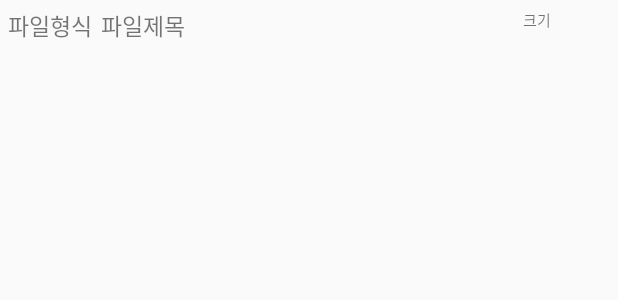
After one commit to PBLThrough/Through, an Android app: the layout mail_content_item.xml on its own in the app's theme, with its tools: preview values and no code run, on a phone screen of 412 x 824 dp. The commit adds this screen. Shown: the top 300 px of the screen. Run offline under Robolectric (Android 15) with nearby library versions, the phone set to English and light mode, and no system bars.

```diff
--- a/app/src/main/java/jm/through/read/AddressExtractor.java
+++ b/app/src/main/java/jm/through/read/AddressExtractor.java
@@ -8,11 +8,6 @@ import java.io.*;
 /**
  * imap 실험중
  * */
-/**
- * My JavaMail email address extractor.
- * A JavaMail API example.
- * @author alvin alexander, alvinalexander.com.
- */
 public class AddressExtractor
 {
 
--- a/app/src/main/java/jm/through/read/MailReader.java
+++ b/app/src/main/java/jm/through/read/MailReader.java
@@ -14,7 +14,7 @@ import jm.through.send.JSSEProvider;
 import jm.through.send.MailSender;
 
 /**
- * MailReader = Pop3 하는 곳
+ * MailReader = Pop3
  * */
 public class MailReader extends javax.mail.Authenticator{
     static {
@@ -79,6 +79,8 @@ public class MailReader extends javax.mail.Authenticator{
                 String from = MimeUtility.decodeText(String.valueOf(msg.getFrom()[0])); // 발신자 + <계정>
                 String date = String.valueOf(msg.getSentDate()).split("G")[0];
 
+                //Date tempdate = msg.getSentDate();
+
                 // from 세분화 목록
 //                String fromName = from.split("<")[0]; // 발신자
 //                String fromAccount = from.substring(s+1,f-1); // 계정
--- a/app/src/main/java/jm/through/read/ReadData.kt
+++ b/app/src/main/java/jm/through/read/ReadData.kt
@@ -2,7 +2,7 @@ package jm.through.read
 
 data class ReadData (
         var mailTitle:String,
-        var mailContent:String,
+        var mailMemo:String,
         var mailDate:String,
         var check:Boolean
 )
--- a/app/src/main/java/jm/through/read/ReadFragment.kt
+++ b/app/src/main/java/jm/through/read/ReadFragment.kt
@@ -21,9 +21,11 @@ import jm.through.R.id.*
 import jm.through.read.MailReader.readList
 import kotlinx.android.synthetic.main.check_board_item.view.*
 
+/**
+ * ReadFragment <- ReadAdapter, ReadViewholder
+ * */
+
 class ReadFragment : Fragment(), View.OnClickListener  {
-
-
     lateinit var rAdapter: ReadAdapter //recycler연결시킬 adapte
     lateinit var checkRecycler: RecyclerView
     lateinit var readProgress: ProgressBar
--- a/app/src/main/java/jm/through/read/ReadViewHolder.kt
+++ b/app/src/main/java/jm/through/read/ReadViewHolder.kt
@@ -6,6 +6,9 @@ import android.widget.ImageView
 import android.widget.TextView
 import jm.through.R
 
+/**
+ * ReadViewHolder <- check_board_item
+ * */
 class ReadViewHolder(itemView: View?) : RecyclerView.ViewHolder(itemView) {
     // ReadViewHolder 의 구성요소 선언과 check_board_item 레이아웃 구성요소 연결시키기
     var mailSender: TextView =itemView!!.findViewById(R.id.text_sender) as TextView // 레이아웃에서 가져옴
--- a/app/src/main/res/layout/fragment_content.xml
+++ b/app/src/main/res/layout/fragment_content.xml
@@ -6,7 +6,7 @@
     android:layout_height="match_parent"
     >
 
-
+<!-- 메일 상세내용 창 -->
     <TextView
         android:id="@+id/message_content_title"
         android:layout_width="wrap_content"
--- /dev/null
+++ b/app/src/main/res/layout/mail_content_item.xml
@@ -0,0 +1,52 @@
+<?xml version="1.0" encoding="utf-8"?>
+<LinearLayout xmlns:android="http://schemas.android.com/apk/res/android"
+    android:orientation="vertical"
+    android:layout_width="match_parent"
+    android:layout_height="match_parent">
+
+<!-- 첨부파일용 layout 작업중 -->
+
+    <RelativeLayout
+        android:layout_width="match_parent"
+        android:layout_height="wrap_content"
+        android:padding="5dp">
+
+        <TextView
+            android:id="@+id/item_content_type"
+            android:layout_width="wrap_content"
+            android:layout_height="30dp"
+            android:singleLine="true"
+            android:text="파일형식"
+            android:textAlignment="center"
+            android:textSize="15dp"
+            android:layout_marginRight="2dp"/>
+
+        <TextView
+            android:id="@+id/item_content_title"
+            android:layout_width="260dp"
+            android:layout_height="30dp"
+            android:layout_alignParentStart="true"
+            android:layout_alignParentTop="true"
+            android:layout_marginRight="2dp"
+            android:layout_marginStart="62dp"
+            android:text="파일제목"
+            android:textSize="15dp" />
+
+        <TextView
+            android:id="@+id/item_content_size"
+            android:layout_width="43dp"
+            android:layout_height="31dp"
+            android:layout_alignParentStart="true"
+            android:layout_alignParentTop="true"
+            android:layout_marginStart="331dp"
+            android:layout_marginRight="2dp"
+            android:singleLine="true"
+            android:textAlignment="center"
+            android:textSize="10dp"
+            android:text="크기" />
+
+
+    </RelativeLayout>
+
+
+</LinearLayout>
```
Also changed, not shown: app/src/main/java/jm/through/read/MessageFragment.java (+41 -5 lines), app/src/main/java/jm/through/read/ReadAdapter.kt (+7 -5 lines).
